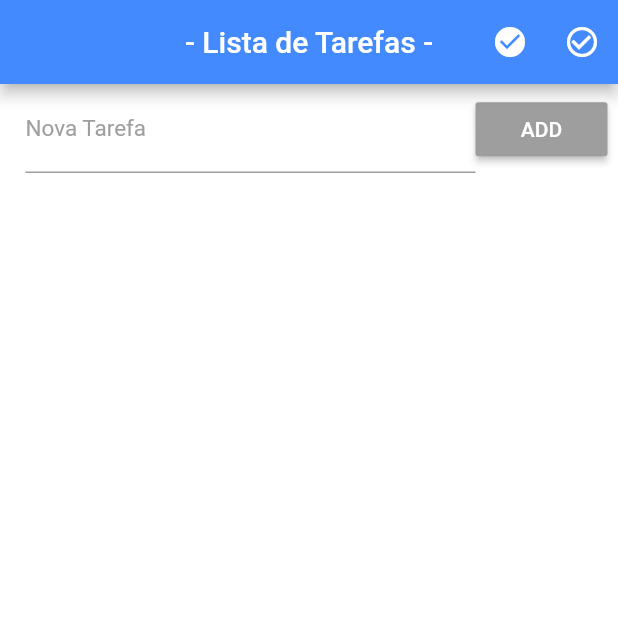
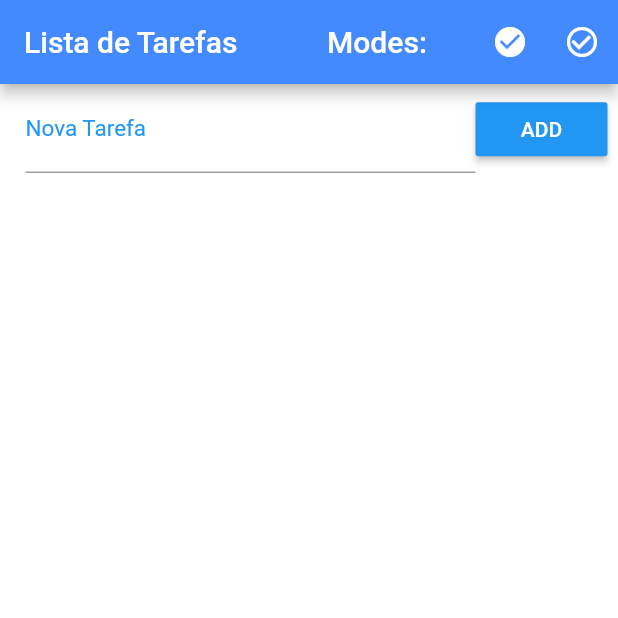
Before and after one commit to anisberto/Lista-de-Tarefas, a Flutter app: the screen it shows after launch, on a phone screen of 412 x 824 dp, the top half of it. Run offline on Flutter 3.47's test engine with Material 2 defaults, Android fonts, the phone set to English and light mode, and no system bars.

Commit message:
black modes

```diff
--- a/lib/main.dart
+++ b/lib/main.dart
@@ -21,7 +21,7 @@ class _HomeState extends State<Home> {
   final _inputItenController = TextEditingController();
   Color blackModeTop = Colors.blueAccent;
   Color blackModeall = Colors.white;
-  Color blackModebody = Colors.grey;
+  Color blackModebody = Colors.blue;
   List _toDoList = [];
   Map<String, dynamic> _lastRemoved;
   int _lastRemovedPos;
@@ -89,9 +89,12 @@ class _HomeState extends State<Home> {
                 });
               }),
         ],
-        title: Text("- Lista de Tarefas -"),
+        title: Text(
+          "Lista de Tarefas            Modes:",
+          style: TextStyle(fontSize: 20.0),
+        ),
         backgroundColor: blackModeTop,
-        centerTitle: true,
+        centerTitle: false,
       ),
       body: Column(
         children: <Widget>[
```
